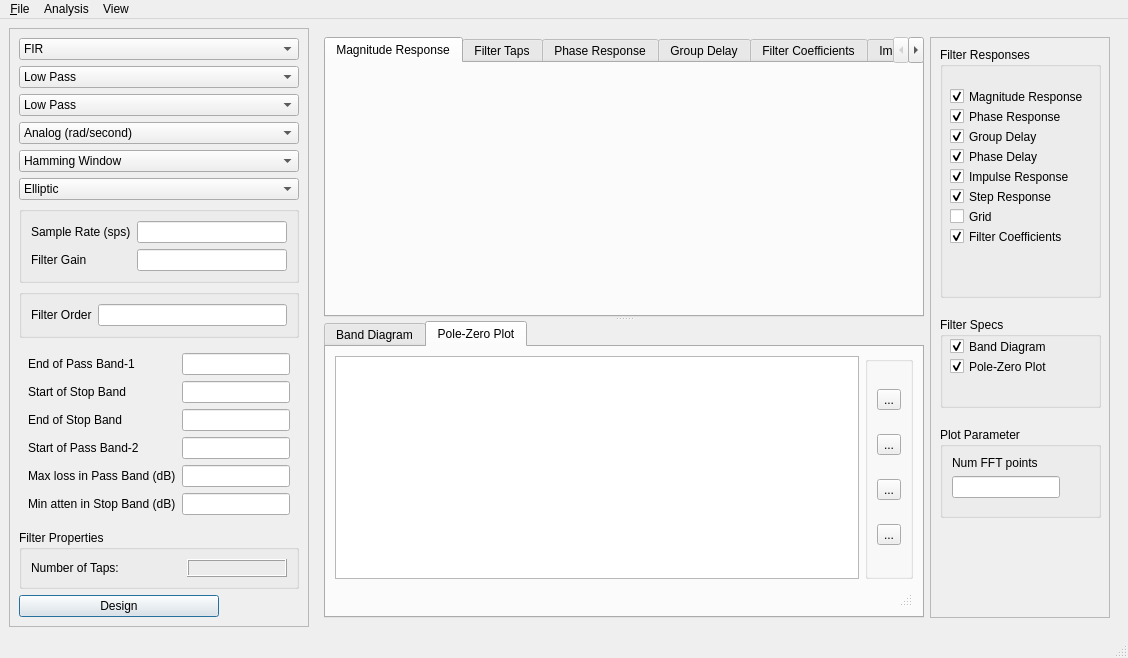
Qt form python/pyqt_filter_stacked.ui (zeroXzero/gr-filtdes) before a commit.
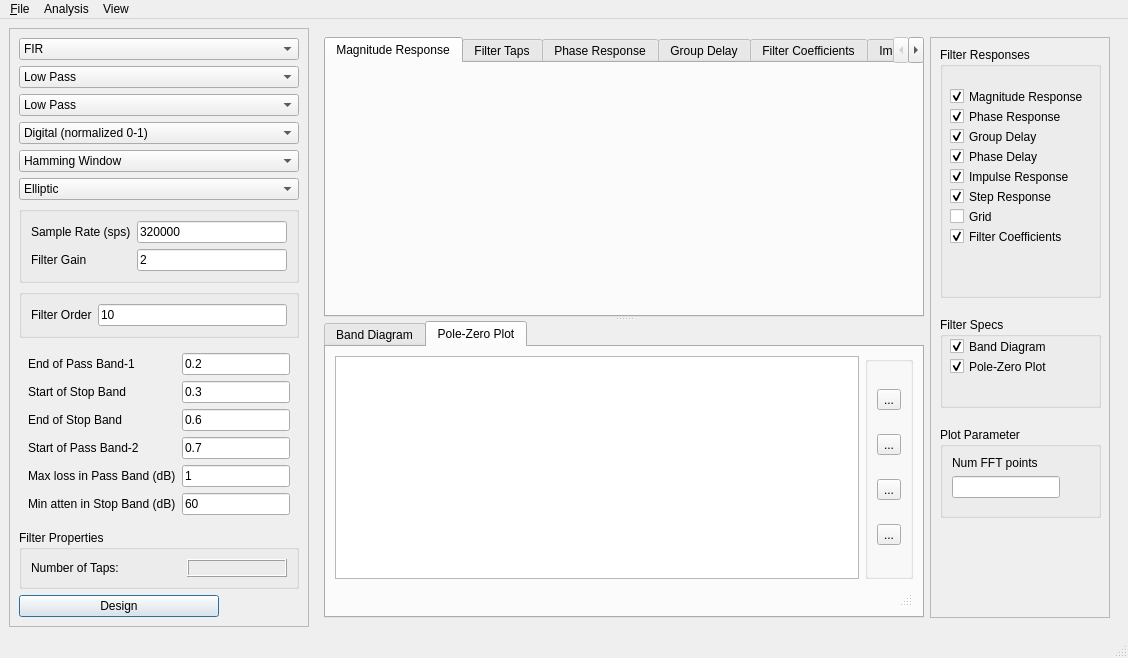
The same form after that commit. The open tabs and pages were chosen to show the change. Icons and pictures are not drawn. Custom widgets are drawn as their Qt base class.

Commit message: Set default values for all edit boxes and one minor pz plot scale fix

Diff of the .ui file:
```diff
--- a/python/pyqt_filter_stacked.ui
+++ b/python/pyqt_filter_stacked.ui
@@ -1163,11 +1163,6 @@
        </item>
        <item>
         <widget class="QComboBox" name="adComboBox">
-         <item>
-          <property name="text">
-           <string>Analog (rad/second)</string>
-          </property>
-         </item>
          <item>
           <property name="text">
            <string>Digital (normalized 0-1)</string>
@@ -1273,6 +1268,9 @@
               <height>30</height>
              </size>
             </property>
+            <property name="text">
+             <string>320000</string>
+            </property>
            </widget>
           </item>
           <item row="1" column="0">
@@ -1283,7 +1281,11 @@
            </widget>
           </item>
           <item row="1" column="1">
-           <widget class="QLineEdit" name="filterGainEdit"/>
+           <widget class="QLineEdit" name="filterGainEdit">
+            <property name="text">
+             <string>2</string>
+            </property>
+           </widget>
           </item>
          </layout>
         </widget>
@@ -1302,7 +1304,11 @@
            </widget>
           </item>
           <item row="0" column="1">
-           <widget class="QLineEdit" name="besselordEdit"/>
+           <widget class="QLineEdit" name="besselordEdit">
+            <property name="text">
+             <string>10</string>
+            </property>
+           </widget>
           </item>
          </layout>
         </widget>
@@ -1747,7 +1753,11 @@
             </widget>
            </item>
            <item row="0" column="1">
-            <widget class="QLineEdit" name="iirendofBsfPassBandEdit1"/>
+            <widget class="QLineEdit" name="iirendofBsfPassBandEdit1">
+             <property name="text">
+              <string>0.2</string>
+             </property>
+            </widget>
            </item>
            <item row="1" column="0">
             <widget class="QLabel" name="iirstartofBsfStopBandLabel">
@@ -1757,7 +1767,11 @@
             </widget>
            </item>
            <item row="1" column="1">
-            <widget class="QLineEdit" name="iirstartofBsfStopBandEdit"/>
+            <widget class="QLineEdit" name="iirstartofBsfStopBandEdit">
+             <property name="text">
+              <string>0.3</string>
+             </property>
+            </widget>
            </item>
            <item row="2" column="0">
             <widget class="QLabel" name="iirendofBsfStopBandLabel">
@@ -1767,7 +1781,11 @@
             </widget>
            </item>
            <item row="2" column="1">
-            <widget class="QLineEdit" name="iirendofBsfStopBandEdit"/>
+            <widget class="QLineEdit" name="iirendofBsfStopBandEdit">
+             <property name="text">
+              <string>0.6</string>
+             </property>
+            </widget>
            </item>
            <item row="3" column="0">
             <widget class="QLabel" name="iirstartofBsfPassBandLabel2">
@@ -1777,7 +1795,11 @@
             </widget>
            </item>
            <item row="3" column="1">
-            <widget class="QLineEdit" name="iirstartofBsfPassBandEdit2"/>
+            <widget class="QLineEdit" name="iirstartofBsfPassBandEdit2">
+             <property name="text">
+              <string>0.7</string>
+             </property>
+            </widget>
            </item>
            <item row="4" column="0">
             <widget class="QLabel" name="iirBsfPassBandAttenLabel">
@@ -1787,7 +1809,11 @@
             </widget>
            </item>
            <item row="4" column="1">
-            <widget class="QLineEdit" name="iirBsfPassBandAttenEdit"/>
+            <widget class="QLineEdit" name="iirBsfPassBandAttenEdit">
+             <property name="text">
+              <string>1</string>
+             </property>
+            </widget>
            </item>
            <item row="5" column="0">
             <widget class="QLabel" name="iirBsfStopBandRippleLabel">
@@ -1797,7 +1823,11 @@
             </widget>
            </item>
            <item row="5" column="1">
-            <widget class="QLineEdit" name="iirBsfStopBandRippleEdit"/>
+            <widget class="QLineEdit" name="iirBsfStopBandRippleEdit">
+             <property name="text">
+              <string>60</string>
+             </property>
+            </widget>
            </item>
           </layout>
          </widget>
```
Left out of the diff: 235 changed lines with no effect on the pictures. The commit also changes 2 other files.
